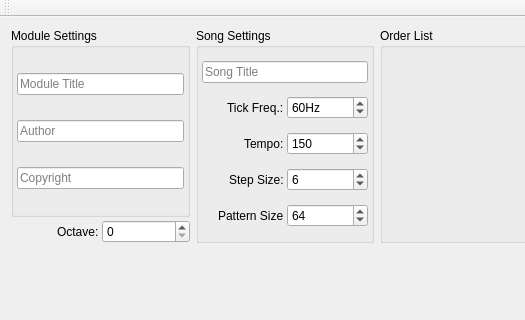
The window that BambooTracker/gui/mainwindow.ui (BambooTracker/BambooTracker) describes before a commit, drawn with Qt 5; both pictures show x 0 to 525 and y 0 to 320 of the 933 by 783 pixel window.
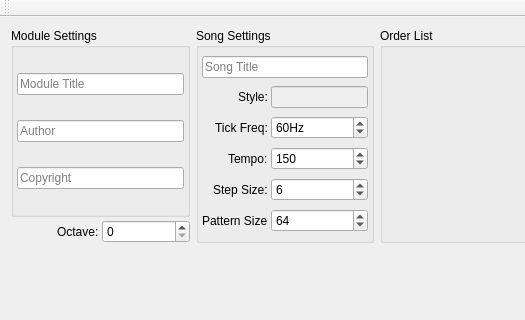
The same window after the commit. Custom widgets are drawn as their Qt base class.

Commit message: Fix module to enable to change channel style by song

Diff of the .ui file:
```diff
--- a/BambooTracker/gui/mainwindow.ui
+++ b/BambooTracker/gui/mainwindow.ui
@@ -161,14 +161,14 @@
          <property name="spacing">
           <number>3</number>
          </property>
-         <item row="1" column="0" alignment="Qt::AlignRight">
+         <item row="2" column="0" alignment="Qt::AlignRight">
           <widget class="QLabel" name="tickFreqLabel">
            <property name="text">
-            <string>Tick Freq.:</string>
+            <string>Tick Freq:</string>
            </property>
           </widget>
          </item>
-         <item row="3" column="1">
+         <item row="4" column="1">
           <widget class="QSpinBox" name="stepSizeSpinBox">
            <property name="minimum">
             <number>1</number>
@@ -178,7 +178,7 @@
            </property>
           </widget>
          </item>
-         <item row="1" column="1">
+         <item row="2" column="1">
           <widget class="QSpinBox" name="tickFreqSpinBox">
            <property name="suffix">
             <string>Hz</string>
@@ -191,7 +191,7 @@
            </property>
           </widget>
          </item>
-         <item row="4" column="1">
+         <item row="5" column="1">
           <widget class="QSpinBox" name="patternSizeSpinBox">
            <property name="minimum">
             <number>1</number>
@@ -204,28 +204,28 @@
            </property>
           </widget>
          </item>
-         <item row="3" column="0" alignment="Qt::AlignRight">
+         <item row="4" column="0" alignment="Qt::AlignRight">
           <widget class="QLabel" name="stepSizeLabel">
            <property name="text">
             <string>Step Size:</string>
            </property>
           </widget>
          </item>
-         <item row="2" column="0" alignment="Qt::AlignRight">
+         <item row="3" column="0" alignment="Qt::AlignRight">
           <widget class="QLabel" name="tempoLabel">
            <property name="text">
             <string>Tempo:</string>
            </property>
           </widget>
          </item>
-         <item row="4" column="0" alignment="Qt::AlignRight">
+         <item row="5" column="0" alignment="Qt::AlignRight">
           <widget class="QLabel" name="patternSizeLabel">
            <property name="text">
             <string>Pattern Size</string>
            </property>
           </widget>
          </item>
-         <item row="2" column="1">
+         <item row="3" column="1">
           <widget class="QSpinBox" name="tempoSpinBox">
            <property name="minimum">
             <number>1</number>
@@ -245,6 +245,23 @@
            </property>
           </widget>
          </item>
+         <item row="1" column="0" alignment="Qt::AlignRight">
+          <widget class="QLabel" name="songStyleLabel">
+           <property name="text">
+            <string>Style:</string>
+           </property>
+          </widget>
+         </item>
+         <item row="1" column="1">
+          <widget class="QLineEdit" name="songStyleLineEdit">
+           <property name="enabled">
+            <bool>false</bool>
+           </property>
+           <property name="readOnly">
+            <bool>true</bool>
+           </property>
+          </widget>
+         </item>
         </layout>
        </widget>
       </item>
```
The commit also changes 15 other files.
